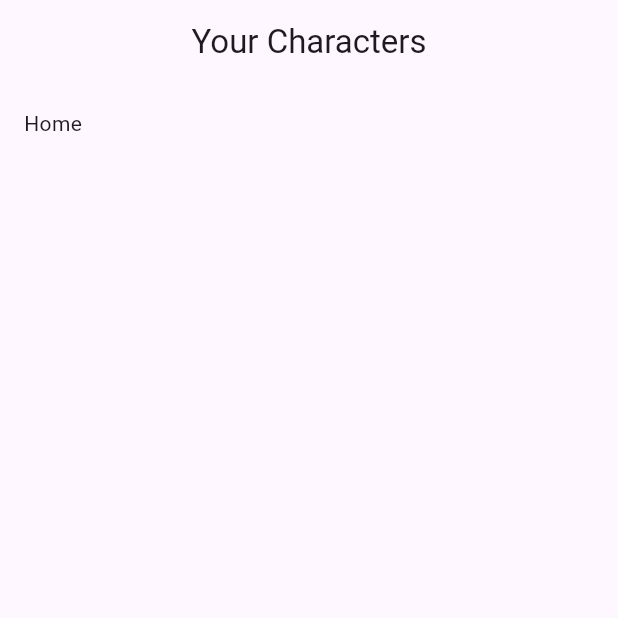
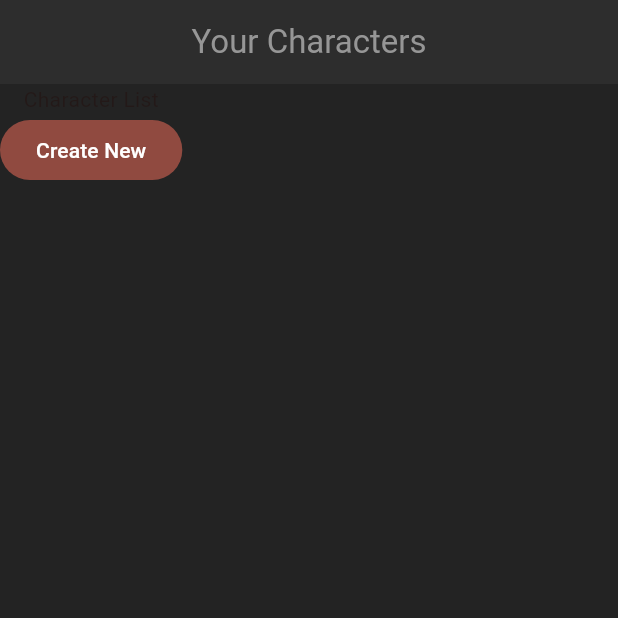
Before and after one commit to Randycullins08/flutter_rpg, a Flutter app: the screen it shows after launch, on a phone screen of 412 x 824 dp, the top half of it. Run offline on Flutter 3.47's test engine with Material 3 defaults, Android fonts, the phone set to English and light mode, and no system bars.

Commit message:
creating a custom theme

```diff
--- a/lib/main.dart
+++ b/lib/main.dart
@@ -1,10 +1,12 @@
 import 'package:flutter/material.dart';
 
 import 'package:flutter_rpg/screens/home/home.dart';
+import 'package:flutter_rpg/theme.dart';
 
 void main() {
-  runApp(const MaterialApp(
-    home: Home(),
+  runApp(MaterialApp(
+    theme: primaryTheme,
+    home: const Home(),
   ));
 }
 
--- a/lib/screens/home/home.dart
+++ b/lib/screens/home/home.dart
@@ -15,9 +15,11 @@ class _HomeState extends State<Home> {
         title: const Text("Your Characters"),
         centerTitle: true,
       ),
-      body: Container(
-        padding: const EdgeInsets.all(16),
-        child: const Text("Home"),
+      body: Column(
+        children: [
+          const Text("Character List"),
+          FilledButton(onPressed: () {}, child: const Text("Create New"))
+        ],
       ),
     );
   }
```
Also changed, not shown: lib/theme.dart (added, +27 -0 lines).
